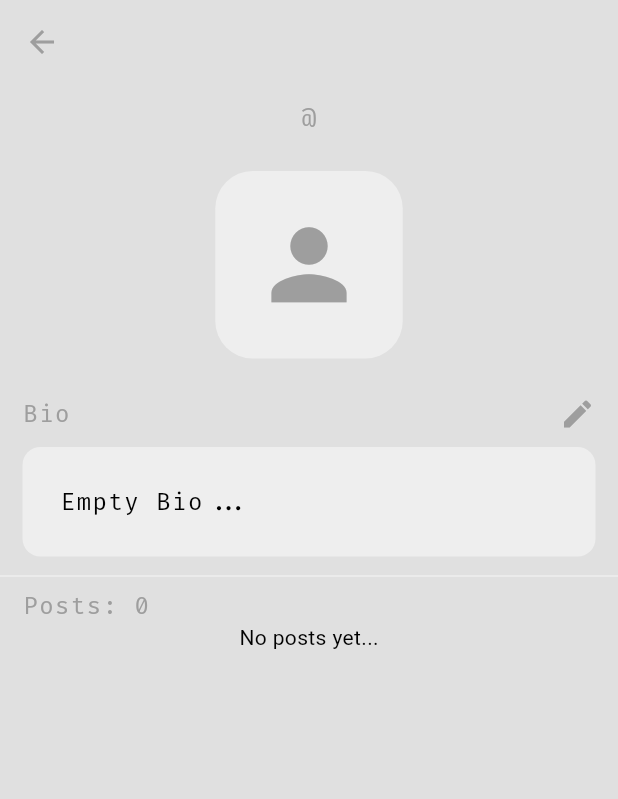
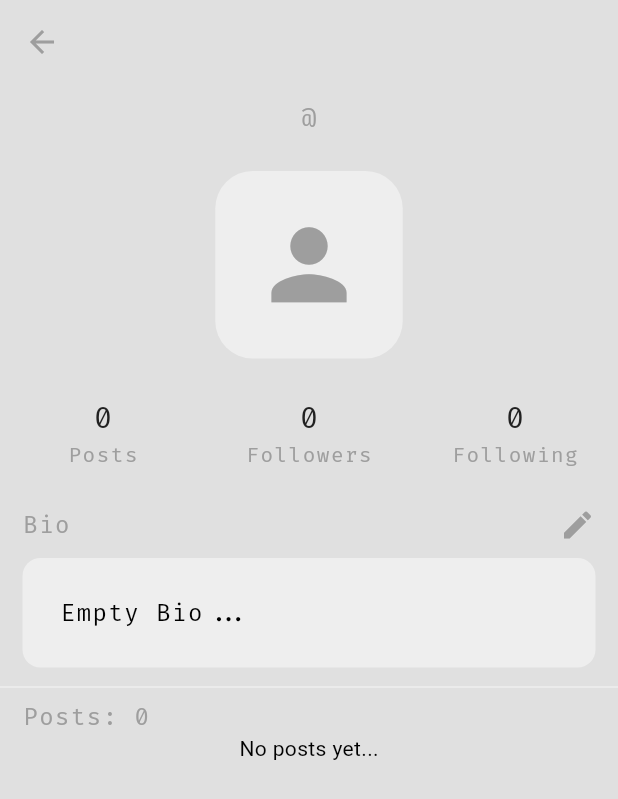
Before and after one commit to usman619/social_app, a Flutter app: the screen it shows once a user with an empty profile is signed in, in the side drawer, after a tap on "PROFILE", on a phone screen of 412 x 824 dp. Shown: the top 799 px of the screen. Run offline on Flutter 3.47's test engine with Material 3 defaults, Android fonts, the phone set to English and light mode, and no system bars; our stand-ins replace cloud_firestore, firebase_auth, firebase_core, flutter_svg, google_fonts; accounts and stored records are empty; generated files the repository leaves out were written again.

Commit message:
Profile Stats

```diff
--- /dev/null
+++ b/lib/components/app_profile_stats.dart
@@ -0,0 +1,77 @@
+import 'package:flutter/material.dart';
+import 'package:social_app/themes/text_theme.dart';
+
+class AppProfileStats extends StatelessWidget {
+  final int postCount;
+  final int followerCount;
+  final int followingCount;
+  const AppProfileStats({
+    super.key,
+    required this.postCount,
+    required this.followerCount,
+    required this.followingCount,
+  });
+
+  @override
+  Widget build(BuildContext context) {
+    return Row(
+      mainAxisAlignment: MainAxisAlignment.spaceAround,
+      children: [
+        // Post Count
+        SizedBox(
+          width: 100,
+          child: Column(
+            children: [
+              Text(postCount.toString(),
+                  style: bodyTextTheme.copyWith(
+                      fontSize: 20,
+                      color: Theme.of(context).colorScheme.inversePrimary)),
+              Text(
+                'Posts',
+                style: bodyTextTheme.copyWith(
+                    fontSize: 14, color: Theme.of(context).colorScheme.primary),
+              ),
+            ],
+          ),
+        ),
+
+        // Followers Count
+        SizedBox(
+          width: 100,
+          child: Column(
+            children: [
+              Text(followerCount.toString(),
+                  style: bodyTextTheme.copyWith(
+                      fontSize: 20,
+                      color: Theme.of(context).colorScheme.inversePrimary)),
+              Text(
+                'Followers',
+                style: bodyTextTheme.copyWith(
+                    fontSize: 14, color: Theme.of(context).colorScheme.primary),
+              ),
+            ],
+          ),
+        ),
+        // Following Count
+        SizedBox(
+          width: 100,
+          child: Column(
+            children: [
+              Text(
+                followingCount.toString(),
+                style: bodyTextTheme.copyWith(
+                    fontSize: 20,
+                    color: Theme.of(context).colorScheme.inversePrimary),
+              ),
+              Text(
+                'Following',
+                style: bodyTextTheme.copyWith(
+                    fontSize: 14, color: Theme.of(context).colorScheme.primary),
+              ),
+            ],
+          ),
+        )
+      ],
+    );
+  }
+}
--- a/lib/pages/profile_page.dart
+++ b/lib/pages/profile_page.dart
@@ -1,8 +1,10 @@
 import 'package:flutter/material.dart';
 import 'package:provider/provider.dart';
 import 'package:social_app/components/app_bio_box.dart';
+import 'package:social_app/components/app_follow_button.dart';
 import 'package:social_app/components/app_input_alert_box.dart';
 import 'package:social_app/components/app_post_tile.dart';
+import 'package:social_app/components/app_profile_stats.dart';
 import 'package:social_app/models/user.dart';
 import 'package:social_app/services/auth/auth_service.dart';
 import 'package:social_app/services/database/database_provider.dart';
@@ -28,6 +30,8 @@ class _ProfilePageState extends State<ProfilePage> {
 
   final bioTextController = TextEditingController();
 
+  bool _isFollowing = false;
+
   @override
   void initState() {
     super.initState();
@@ -37,6 +41,11 @@ class _ProfilePageState extends State<ProfilePage> {
   // User Profile
   Future<void> loadUser() async {
     user = await databaseProvider.userProfile(widget.uid);
+    // Load the Followers and Followings of the User
+    await databaseProvider.loadUserFollowers(widget.uid);
+    await databaseProvider.loadUserFollowing(widget.uid);
+    // Check if the current user is following the target user
+    _isFollowing = databaseProvider.isFollowing(widget.uid);
     setState(() {
       _isLoading = false;
     });
@@ -67,9 +76,48 @@ class _ProfilePageState extends State<ProfilePage> {
     );
   }
 
+  // Toggle Follow
+  Future<void> toggleFollow() async {
+    if (_isFollowing) {
+      showDialog(
+        context: context,
+        builder: (context) => AlertDialog(
+          title: Text('Unfollow', style: titleTextTheme),
+          content: Text('Are you sure you want to unfollow ${user!.username}?',
+              style: bodyTextTheme),
+          actions: [
+            TextButton(
+              onPressed: () => Navigator.pop(context),
+              child: Text('Cancel', style: bodyTextTheme),
+            ),
+            TextButton(
+              onPressed: () async {
+                Navigator.pop(context);
+                // Perform Unfollow
+                await databaseProvider.unfollowUser(widget.uid);
+              },
+              child: Text('Unfollow', style: bodyTextTheme),
+            ),
+          ],
+        ),
+      );
+    } else {
+      await databaseProvider.followUser(widget.uid);
+    }
+    // Update the isFollowing state
+    setState(
+      () {
+        _isFollowing = !_isFollowing;
+      },
+    );
+  }
+
   @override
   Widget build(BuildContext context) {
-    final allUserPosts = databaseProvider.filterUserPosts(widget.uid);
+    final allUserPosts = listeningProvider.filterUserPosts(widget.uid);
+    final followerCount = listeningProvider.getFollowerCount(widget.uid);
+    final followingCount = listeningProvider.getFollowingCount(widget.uid);
+    _isFollowing = listeningProvider.isFollowing(widget.uid);
 
     return Scaffold(
       appBar: AppBar(
@@ -108,6 +156,18 @@ class _ProfilePageState extends State<ProfilePage> {
               ),
             ),
             const SizedBox(height: 25),
+            AppProfileStats(
+              postCount: allUserPosts.length,
+              followerCount: followerCount,
+              followingCount: followingCount,
+            ),
+            const SizedBox(height: 25),
+            // Follow Button
+            if (user != null && user!.uid != currentUserId)
+              AppFollowButton(
+                onPressed: toggleFollow,
+                isFollowing: _isFollowing,
+              ),
             Padding(
               padding: const EdgeInsets.symmetric(horizontal: 15),
               child: Row(
--- a/lib/services/database/database_provider.dart
+++ b/lib/services/database/database_provider.dart
@@ -299,4 +299,10 @@ class DatabaseProvider extends ChangeNotifier {
       notifyListeners();
     }
   }
+
+  // is user following target user
+  bool isFollowing(String targetUserId) {
+    final currentUserId = _auth.getUserId();
+    return _following[currentUserId]?.contains(targetUserId) ?? false;
+  }
 }
```
Also changed, not shown: lib/components/app_follow_button.dart (added, +38 -0 lines).
